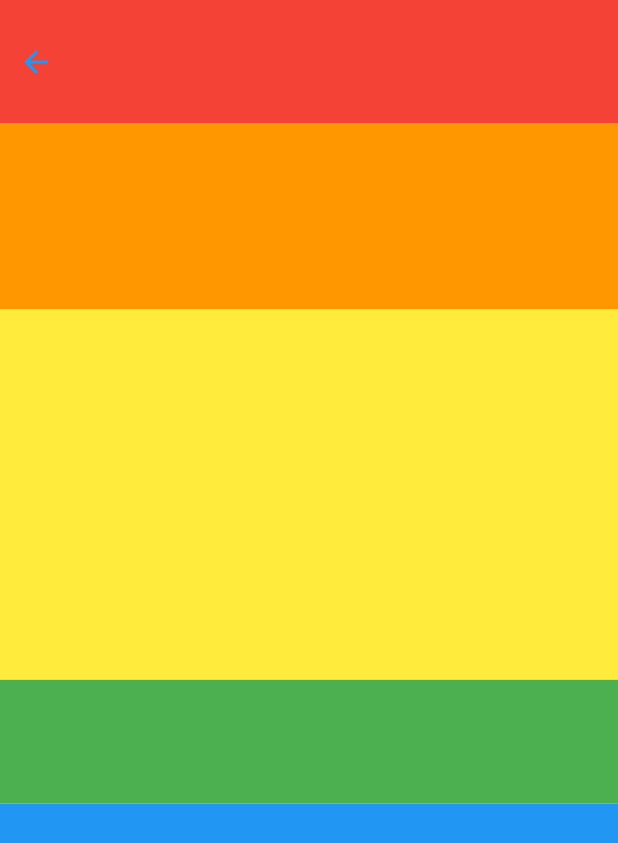
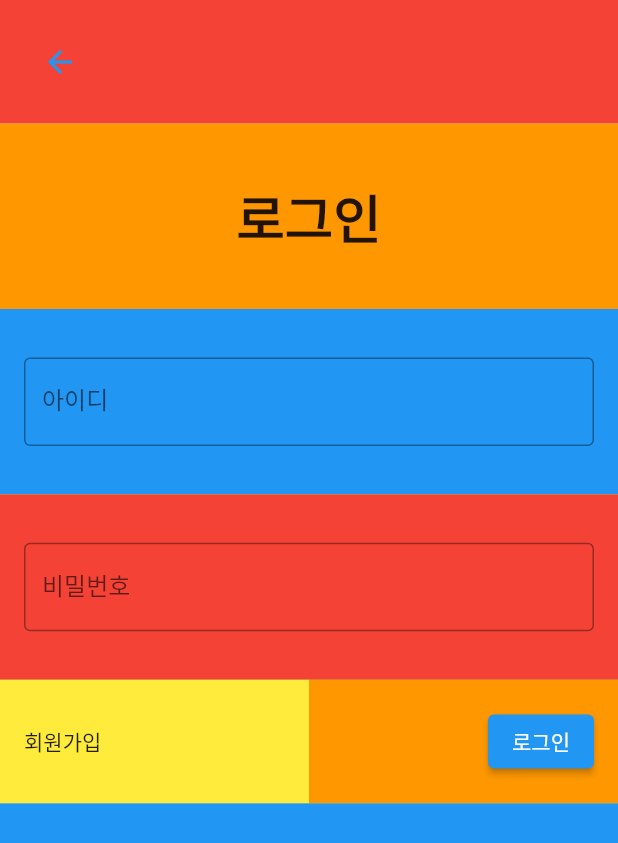
Before and after one commit to hoseCloud/sp1-frontend, a Flutter app: the screen it shows after launch, item 3 of the bottom bar chosen, after a tap on "Login to app", on a phone screen of 412 x 824 dp. Shown: the top 843 px of the screen. Run offline on Flutter 3.47's test engine with Material 2 defaults, Android fonts, the phone set to English and light mode, and no system bars.

Commit message:
Add login screen and Fix padding to add_account002

```diff
--- a/lib/screen/add_account002.dart
+++ b/lib/screen/add_account002.dart
@@ -27,6 +27,7 @@ class _ScreenAddAccountState extends State<ScreenAddAccount> {
               Container(
                 height: constraints.maxHeight * 0.1,
                 alignment: Alignment.centerLeft,
+                padding: const EdgeInsets.all(16.0),
                 child: const BackButton(
                   color: Colors.blue,
                 ),
@@ -68,7 +69,6 @@ class _ScreenAddAccountState extends State<ScreenAddAccount> {
               Container(
                 height: constraints.maxHeight * 0.6,
                 alignment: Alignment.center,
-                padding: const EdgeInsets.all(16.0),
                 child: ListView(
                   restorationId: 'test_view',
                   padding: const EdgeInsets.all(16.0),
--- a/lib/screen/login_member004.dart
+++ b/lib/screen/login_member004.dart
@@ -15,12 +15,17 @@ class _ScreenLoginMemberState extends State<ScreenLoginMember> {
   void _scanId(String value) {
     setState(() {
       _id = value;
+      debugPrint('id $_id');
     });
   }
   void _scanPw(String value) {
     setState(() {
       _pw = value;
+      debugPrint('pw: $_pw');
     });
+  }
+  void _doLogin() {
+    debugPrint('Do login');
   }
 
   @override
@@ -33,6 +38,7 @@ class _ScreenLoginMemberState extends State<ScreenLoginMember> {
               Container(
                 height: constraints.maxHeight * 0.1,
                 alignment: Alignment.centerLeft,
+                padding: const EdgeInsets.all(16.0),
                 color: Colors.red,
                 child: const BackButton(
                   color: Colors.blue,
@@ -42,16 +48,78 @@ class _ScreenLoginMemberState extends State<ScreenLoginMember> {
                 height: constraints.maxHeight * 0.15,
                 alignment: Alignment.center,
                 color: Colors.orange,
+                child: const Text(
+                  "로그인",
+                  textScaleFactor: 2.5,
+                  style: TextStyle(fontWeight: FontWeight.bold),
+                ),
               ),
               Container(
                 height: constraints.maxHeight * 0.3,
                 alignment: Alignment.center,
                 color: Colors.yellow,
+                child: Column(
+                    children: <Widget>[
+                      Container(
+                      height: constraints.maxHeight * 0.15,
+                        alignment: Alignment.center,
+                        padding: const EdgeInsets.all(16.0),
+                        color: Colors.blue,
+                        child: TextField(
+                          obscureText: false,
+                          decoration: const InputDecoration(
+                            border: OutlineInputBorder(),
+                            labelText: '아이디',
+                          ),
+                          onChanged: _scanId,
+                        ),
+                      ),
+                      Container(
+                        height: constraints.maxHeight * 0.15,
+                        alignment: Alignment.center,
+                        padding: const EdgeInsets.all(16.0),
+                        color: Colors.red,
+                        child: TextField(
+                          obscureText: true,
+                          decoration: const InputDecoration(
+                            border: OutlineInputBorder(),
+                            labelText: '비밀번호',
+                          ),
+                          onChanged: _scanPw,
+                        ),
+                      ),
+                    ],
+                )
               ),
               Container(
                 height: constraints.maxHeight * 0.1,
                 alignment: Alignment.center,
                 color: Colors.green,
+                child: Row(
+                  children: <Widget> [
+                    Container(
+                      height: constraints.maxHeight * 0.1,
+                      width: constraints.maxWidth * 0.5,
+                      alignment: Alignment.centerLeft,
+                      padding: const EdgeInsets.all(16.0),
+                      color: Colors.yellow,
+                      child: const Text('회원가입'),
+                    ),
+                    Container(
+                      height: constraints.maxHeight * 0.1,
+                      width: constraints.maxWidth * 0.5,
+                      alignment: Alignment.centerRight,
+                      padding: const EdgeInsets.all(16.0),
+                      color: Colors.orange,
+                      child: ElevatedButton(
+                        onPressed: () {
+                          _doLogin();
+                        },
+                        child: const Text('로그인'),
+                      )
+                    ),
+                  ],
+                ),
               ),
               Container(
                 height: constraints.maxHeight * 0.35,
```
